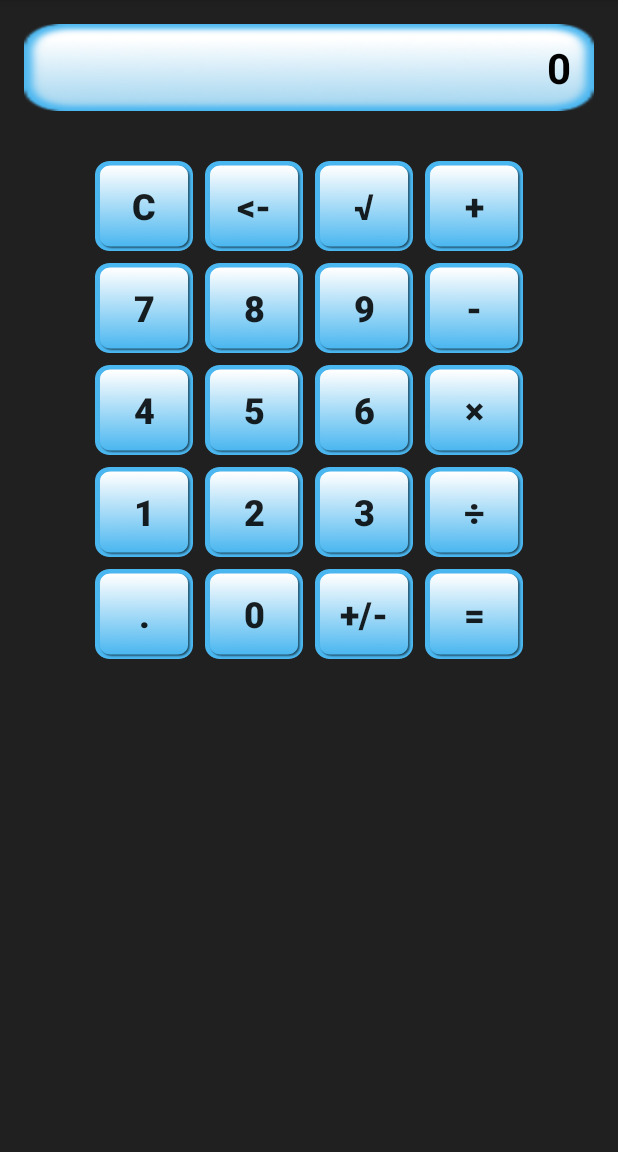
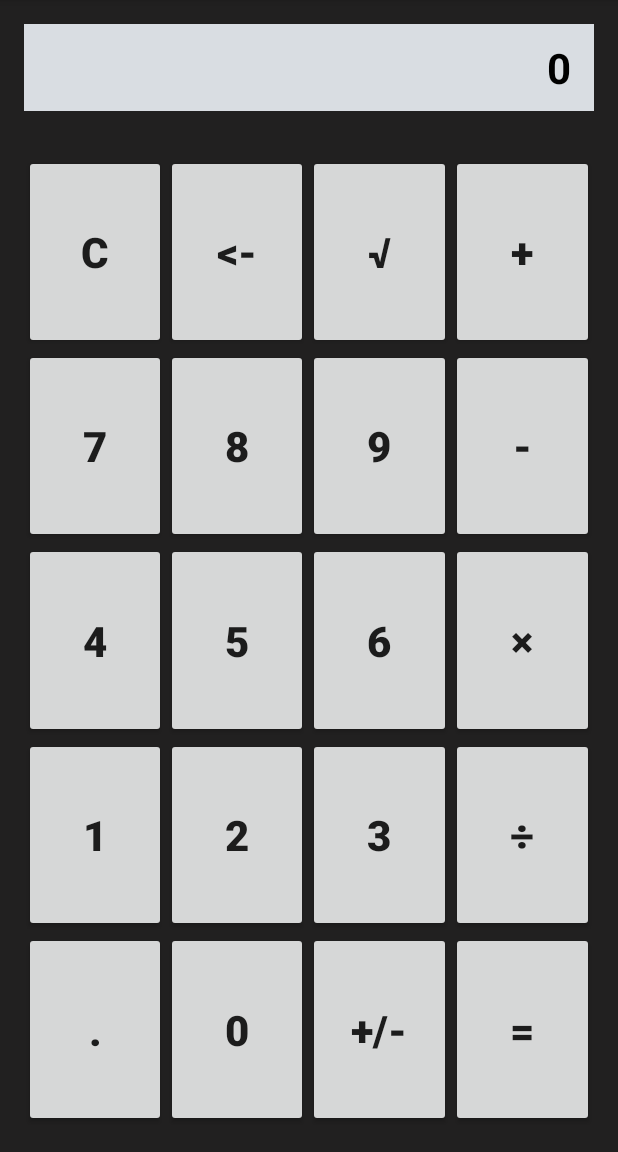
Before and after one commit to szczypiorofix/kalkulator-android, an Android app: the screen it shows after launch (MainActivity), after a tap on an icon or button, on a phone screen of 412 x 824 dp, the part 84-1236 px from its top. Run offline under Robolectric (Android 15) with nearby library versions, the phone set to English and light mode, and no system bars; 3 other taps on this screen came first.

Commit message:
Poprawki w layoutach.

```diff
--- a/app/src/main/java/com/example/piotrek/kalkulator/MainActivity.java
+++ b/app/src/main/java/com/example/piotrek/kalkulator/MainActivity.java
@@ -1,6 +1,8 @@
 package com.example.piotrek.kalkulator;
 
 
+//import android.graphics.drawable.Drawable;
+//import android.graphics.drawable.ScaleDrawable;
 import android.os.Bundle;
 import android.support.v7.app.AppCompatActivity;
 import android.view.View;
@@ -10,6 +12,9 @@ import java.math.BigDecimal;
 import java.math.MathContext;
 import java.math.RoundingMode;
 
+//import static android.R.attr.scaleHeight;
+//import static android.R.attr.scaleWidth;
+
 
 public class MainActivity extends AppCompatActivity implements View.OnClickListener {
 
@@ -17,7 +22,10 @@ public class MainActivity extends AppCompatActivity implements View.OnClickListe
     Button btn0, btn1, btn2, btn3, btn4, btn5, btn6, btn7, btn8, btn9, btnC, btnBack;
     TextView wynik, eBlad;
 
-    private int dzialanie = 0; // 1 -dodawanie, 2-odejmowanie, 3-mnozenie, 4-dzielenie
+    private enum Dzialanie {
+        nic, Dodawanie, Odejmowanie, Mnozenie, Dzielenie
+    }
+    private Dzialanie dzialanie;
     private MathContext mc;
     private BigDecimal wP = new BigDecimal("0"), wJP = new BigDecimal("0"), wA = new BigDecimal("0");
 
@@ -74,6 +82,17 @@ public class MainActivity extends AppCompatActivity implements View.OnClickListe
         btnPrzecinek.setOnClickListener(this);
         btnBack.setOnClickListener(this);
         btnPlusMinus.setOnClickListener(this);
+
+        wynik.setText("0");
+        dzialanie = Dzialanie.nic;
+        //Drawable drawable = getResources().getDrawable(R.drawable.calcbutton);
+        //drawable.setBounds(0, 0, (int)(drawable.getIntrinsicWidth()*0.5),
+        //        (int)(drawable.getIntrinsicHeight()*0.5));
+        //drawable.setBounds(0, 0, (int)(drawable.getIntrinsicWidth()*0.4),
+         //       (int)(drawable.getIntrinsicHeight()*0.4));
+        //ScaleDrawable sd = new ScaleDrawable(drawable, 0, scaleWidth, scaleHeight);
+        //Button btnC = (Button) findViewById(R.id.bC);
+        //btnC.setCompoundDrawables(sd.getDrawable(), null, null, null);
     }
 
     @Override
@@ -189,7 +208,7 @@ public class MainActivity extends AppCompatActivity implements View.OnClickListe
             wA = new BigDecimal("0");
             wP = new BigDecimal("0");
             wJP = new BigDecimal("0");
-            dzialanie = 0;
+            dzialanie = Dzialanie.nic;
             przecinek = false;
             poprzecinku = false;
             odNowa = true;
@@ -259,29 +278,29 @@ public class MainActivity extends AppCompatActivity implements View.OnClickListe
 
         if ((x.equals("+")) || (x.equals("-")) || (x.equals("\u00D7")) || (x.equals("\u00F7")))
         {
-            if ((dzialanie > 0) && (!rownanie))
+            if ((dzialanie != Dzialanie.nic) && (!rownanie))
             {
                 switch(dzialanie)
                 {
-                    case 1: {
+                    case Dodawanie: {
                         wA = wP.add(wJP).stripTrailingZeros();
                         wynikS = String.valueOf(wA.toPlainString());
                         wP = wA;
                         break;
                     }
-                    case 2: {
+                    case Odejmowanie: {
                         wA = wJP.subtract(wP).stripTrailingZeros();
                         wynikS = String.valueOf(wA.toPlainString());
                         wP = wA;
                         break;
                     }
-                    case 3: {
+                    case Mnozenie: {
                         wA = wJP.multiply(wP).stripTrailingZeros();
                         wynikS = String.valueOf(wA.toPlainString());
                         wP = wA;
                         break;
                     }
-                    case 4: {
+                    case Dzielenie: {
                         if (wA.compareTo(BigDecimal.valueOf(0)) != 0)
                         {
                             wA = wJP.divide(wP, 20, RoundingMode.HALF_UP).stripTrailingZeros();
@@ -304,10 +323,10 @@ public class MainActivity extends AppCompatActivity implements View.OnClickListe
                 wJP = wA;
                 wA = new BigDecimal("0");
             }
-            if (x.equals("+")) dzialanie = 1;
-            else if (x.equals("-")) dzialanie = 2;
-            else if (x.equals("\u00D7")) dzialanie = 3;
-            else if (x.equals("\u00F7")) dzialanie = 4;
+            if (x.equals("+")) dzialanie = Dzialanie.Dodawanie;
+            else if (x.equals("-")) dzialanie = Dzialanie.Odejmowanie;
+            else if (x.equals("\u00D7")) dzialanie = Dzialanie.Mnozenie;
+            else if (x.equals("\u00F7")) dzialanie = Dzialanie.Dzielenie;
             odNowa = true;
             poprzecinku = false;
             przecinek = false;
@@ -322,32 +341,32 @@ public class MainActivity extends AppCompatActivity implements View.OnClickListe
             pierw = true;
             przecinek = false;
             poprzecinku=false;
-            dzialanie = 0;
+            dzialanie = Dzialanie.nic;
         }
 
-        if ((x.equals("=")) && (dzialanie > 0))
+        if ((x.equals("=")) && (dzialanie != Dzialanie.nic))
         {
             odNowa = true;
             switch (dzialanie) {
-                case 1: {
+                case Dodawanie: {
                     wA = wP.add(wJP).stripTrailingZeros();
                     wynikS = String.valueOf(wA.toPlainString());
                     wJP = wA;
                     break;
                 }
-                case 2: {
+                case Odejmowanie: {
                     wA = wJP.subtract(wP).stripTrailingZeros();
                     wynikS = String.valueOf(wA.toPlainString());
                     wJP = wA;
                     break;
                 }
-                case 3: {
+                case Mnozenie: {
                     wA = wJP.multiply(wP).stripTrailingZeros();
                     wynikS = String.valueOf(wA.toPlainString());
                     wJP = wA;
                     break;
                 }
-                case 4: {
+                case Dzielenie: {
                     if (wA.compareTo(BigDecimal.valueOf(0)) != 0)
                     {
                         wA = wJP.divide(wP, 20, RoundingMode.HALF_UP).stripTrailingZeros();
--- a/app/src/main/res/layout/activity_main.xml
+++ b/app/src/main/res/layout/activity_main.xml
@@ -22,17 +22,19 @@
 
         <TextView
             android:layout_width="fill_parent"
-            android:layout_height="58dp"
+            android:layout_height="wrap_content"
             android:id="@+id/eWynik"
             android:textSize="28sp"
             android:textStyle="bold"
             android:text="@string/eWynik"
             android:gravity="center|right"
-            android:background="@drawable/textfield"
             android:textColor="#000000"
             android:maxLength="15"
             android:paddingRight="15dp"
-            android:paddingLeft="5dp" />
+            android:paddingLeft="5dp"
+            android:background="#d9dde2"
+            android:paddingTop="10dp"
+            android:paddingBottom="10dp" />
         <TextView
             android:layout_width="fill_parent"
             android:layout_height="wrap_content"
@@ -42,199 +44,230 @@
             android:textStyle="bold"
             android:textColor="#ffffff"
             android:gravity="center_vertical|center" />
-        <GridLayout
-            android:layout_width="wrap_content"
+
+        <LinearLayout
+            android:orientation="vertical"
+            android:layout_width="match_parent"
+            android:layout_height="match_parent">
+
+            <LinearLayout
+                android:orientation="horizontal"
+                android:layout_width="match_parent"
                 android:layout_height="wrap_content"
-            android:columnCount="4"
-            android:rowCount="5"
-            android:rowOrderPreserved="false"
-            android:useDefaultMargins="true"
-            android:orientation="horizontal">
-
+                android:layout_weight="0.20">
 
                 <Button
-                android:layout_width="@dimen/button_width"
-                android:layout_height="@dimen/button_height"
                     android:text="@string/bsC"
                     android:id="@+id/bC"
                     android:textStyle="bold"
-                android:background="@drawable/calcbutton"
-                android:textSize="24sp"/>
+                    android:textSize="28sp"
+                    android:layout_width="wrap_content"
+                    android:layout_height="match_parent"
+                    android:layout_weight="1" />
 
                 <Button
-                android:layout_width="@dimen/button_width"
-                android:layout_height="@dimen/button_height"
                     android:text="@string/bsBack"
                     android:id="@+id/bBack"
                     android:textStyle="bold"
-                android:background="@drawable/calcbutton"
-                android:textSize="24sp" />
+                    android:textSize="28sp"
+                    android:layout_width="wrap_content"
+                    android:layout_height="match_parent"
+                    android:layout_weight="1" />
 
                 <Button
-                android:layout_width="@dimen/button_width"
-                android:layout_height="@dimen/button_height"
                     android:text="@string/bsSqrt"
                     android:id="@+id/bSqrt"
                     android:textStyle="bold"
-                android:background="@drawable/calcbutton"
-                android:textSize="24sp"/>
+                    android:textSize="28sp"
+                    android:layout_width="wrap_content"
+                    android:layout_height="match_parent"
+                    android:layout_weight="1"
+                    android:elevation="0dp" />
 
                 <Button
-                android:layout_width="@dimen/button_width"
-                android:layout_height="@dimen/button_height"
                     android:text="@string/bsDodaj"
                     android:id="@+id/bDodaj"
                     android:textStyle="bold"
-                android:background="@drawable/calcbutton"
-                android:textSize="24sp" />
+                    android:textSize="28sp"
+                    android:layout_width="wrap_content"
+                    android:layout_height="match_parent"
+                    android:layout_weight="1" />
 
+            </LinearLayout>
 
+            <LinearLayout
+                android:orientation="horizontal"
+                android:layout_width="match_parent"
+                android:layout_height="wrap_content"
+                android:layout_weight="0.20">
 
                 <Button
-                android:layout_width="@dimen/button_width"
-                android:layout_height="@dimen/button_height"
                     android:text="@string/bs7"
                     android:id="@+id/b7"
                     android:textStyle="bold"
-                android:background="@drawable/calcbutton"
-                android:textSize="24sp"/>
+                    android:textSize="28sp"
+                    android:layout_width="wrap_content"
+                    android:layout_height="match_parent"
+                    android:layout_weight="1" />
 
                 <Button
-                android:layout_width="@dimen/button_width"
-                android:layout_height="@dimen/button_height"
                     android:text="@string/bs8"
                     android:id="@+id/b8"
                     android:textStyle="bold"
-                android:background="@drawable/calcbutton"
-                android:textSize="24sp"/>
+                    android:textSize="28sp"
+                    android:layout_width="wrap_content"
+                    android:layout_height="match_parent"
+                    android:layout_weight="1" />
 
                 <Button
-                android:layout_width="@dimen/button_width"
-                android:layout_height="@dimen/button_height"
                     android:text="@string/bs9"
                     android:id="@+id/b9"
                     android:textStyle="bold"
-                android:background="@drawable/calcbutton"
-                android:textSize="24sp"/>
+                    android:textSize="28sp"
+                    android:layout_width="wrap_content"
+                    android:layout_height="match_parent"
+                    android:layout_weight="1" />
 
                 <Button
-                android:layout_width="@dimen/button_width"
-                android:layout_height="@dimen/button_height"
                     android:text="@string/bsOdejmij"
                     android:id="@+id/bOdejmij"
                     android:textStyle="bold"
-                android:background="@drawable/calcbutton"
-                android:textSize="24sp"/>
+                    android:textSize="28sp"
+                    android:layout_width="wrap_content"
+                    android:layout_height="match_parent"
+                    android:layout_weight="1" />
+            </LinearLayout>
+
+            <LinearLayout
+                android:orientation="horizontal"
+                android:layout_width="match_parent"
+                android:layout_height="wrap_content"
+                android:layout_weight="0.20">
 
                 <Button
-                android:layout_width="@dimen/button_width"
-                android:layout_height="@dimen/button_height"
                     android:text="@string/bs4"
                     android:id="@+id/b4"
                     android:textStyle="bold"
-                android:background="@drawable/calcbutton"
-                android:textSize="24sp"/>
+                    android:textSize="28sp"
+                    android:layout_width="wrap_content"
+                    android:layout_height="match_parent"
+                    android:layout_weight="1" />
 
                 <Button
-                android:layout_width="@dimen/button_width"
-                android:layout_height="@dimen/button_height"
                     android:text="@string/bs5"
                     android:id="@+id/b5"
                     android:textStyle="bold"
-                android:background="@drawable/calcbutton"
-                android:textSize="24sp"/>
+                    android:textSize="28sp"
+                    android:layout_width="wrap_content"
+                    android:layout_height="match_parent"
+                    android:layout_weight="1" />
 
                 <Button
-                android:layout_width="@dimen/button_width"
-                android:layout_height="@dimen/button_height"
                     android:text="@string/bs6"
                     android:id="@+id/b6"
                     android:textStyle="bold"
-                android:background="@drawable/calcbutton"
-                android:textSize="24sp"/>
+                    android:textSize="28sp"
+                    android:layout_width="wrap_content"
+                    android:layout_height="match_parent"
+                    android:layout_weight="1" />
 
                 <Button
-                android:layout_width="@dimen/button_width"
-                android:layout_height="@dimen/button_height"
                     android:text="@string/bsPomnoz"
                     android:id="@+id/bPomnoz"
                     android:textStyle="bold"
-                android:background="@drawable/calcbutton"
-                android:textSize="24sp"/>
+                    android:textSize="28sp"
+                    android:layout_width="wrap_content"
+                    android:layout_height="match_parent"
+                    android:layout_weight="1" />
+            </LinearLayout>
+
+            <LinearLayout
+                android:orientation="horizontal"
+                android:layout_width="match_parent"
+                android:layout_height="wrap_content"
+                android:layout_weight="0.2">
 
                 <Button
-                android:layout_width="@dimen/button_width"
-                android:layout_height="@dimen/button_height"
                     android:id="@+id/b1"
                     android:text="@string/bs1"
                     android:textStyle="bold"
-                android:background="@drawable/calcbutton"
-                android:textSize="24sp"/>
+                    android:textSize="28sp"
+                    android:layout_width="wrap_content"
+                    android:layout_height="match_parent"
+                    android:layout_weight="1" />
 
                 <Button
-                android:layout_width="@dimen/button_width"
-                android:layout_height="@dimen/button_height"
                     android:text="@string/bs2"
                     android:id="@+id/b2"
                     android:textStyle="bold"
-                android:background="@drawable/calcbutton"
-                android:textSize="24sp"/>
+                    android:textSize="28sp"
+                    android:layout_width="wrap_content"
+                    android:layout_height="match_parent"
+                    android:layout_weight="1" />
 
                 <Button
-                android:layout_width="@dimen/button_width"
-                android:layout_height="@dimen/button_height"
                     android:text="@string/bs3"
                     android:id="@+id/b3"
                     android:textStyle="bold"
-                android:background="@drawable/calcbutton"
-                android:textSize="24sp"/>
+                    android:textSize="28sp"
+                    android:layout_width="wrap_content"
+                    android:layout_height="match_parent"
+                    android:layout_weight="1" />
 
                 <Button
-                android:layout_width="@dimen/button_width"
-                android:layout_height="@dimen/button_height"
                     android:text="@string/bsPodziel"
                     android:id="@+id/bPodziel"
                     android:textStyle="bold"
-                android:background="@drawable/calcbutton"
-                android:textSize="24sp"/>
+                    android:textSize="28sp"
+                    android:layout_width="wrap_content"
+                    android:layout_height="match_parent"
+                    android:layout_weight="1" />
+            </LinearLayout>
+
+            <LinearLayout
+                android:orientation="horizontal"
+                android:layout_width="match_parent"
+                android:layout_height="wrap_content"
+                android:layout_weight="0.2">
 
                 <Button
-                android:layout_width="@dimen/button_width"
-                android:layout_height="@dimen/button_height"
                     android:text="@string/bsPrzecinek"
                     android:id="@+id/bPrzecinek"
                     android:textStyle="bold"
-                android:background="@drawable/calcbutton"
-                android:textSize="24sp"/>
+                    android:textSize="28sp"
+                    android:layout_width="wrap_content"
+                    android:layout_height="match_parent"
+                    android:layout_weight="1" />
 
                 <Button
-                android:layout_width="@dimen/button_width"
-                android:layout_height="@dimen/button_height"
                     android:text="@string/bs0"
                     android:id="@+id/b0"
                     android:textStyle="bold"
-                android:background="@drawable/calcbutton"
-                android:textSize="24sp"/>
+                    android:textSize="28sp"
+                    android:layout_width="wrap_content"
+                    android:layout_height="match_parent"
+                    android:layout_weight="1" />
 
                 <Button
-                android:layout_width="@dimen/button_width"
-                android:layout_height="@dimen/button_height"
                     android:text="@string/bsPlusMinus"
                     android:id="@+id/bPlusMinus"
                     android:textStyle="bold"
-                android:background="@drawable/calcbutton"
-                android:textSize="24sp"/>
+                    android:textSize="28sp"
+                    android:layout_width="wrap_content"
+                    android:layout_height="match_parent"
+                    android:layout_weight="1" />
 
                 <Button
-                android:layout_width="@dimen/button_width"
-                android:layout_height="@dimen/button_height"
                     android:text="@string/bsRownaSie"
                     android:id="@+id/bRownaSie"
                     android:textStyle="bold"
-                android:background="@drawable/calcbutton"
-                android:textSize="24sp"/>
+                    android:textSize="28sp"
+                    android:layout_width="wrap_content"
+                    android:layout_height="match_parent"
+                    android:layout_weight="1" />
+            </LinearLayout>
+        </LinearLayout>
 
-        </GridLayout>
     </LinearLayout>
 
 </RelativeLayout>
```
Lines whose indentation alone changed are shown as unchanged.
